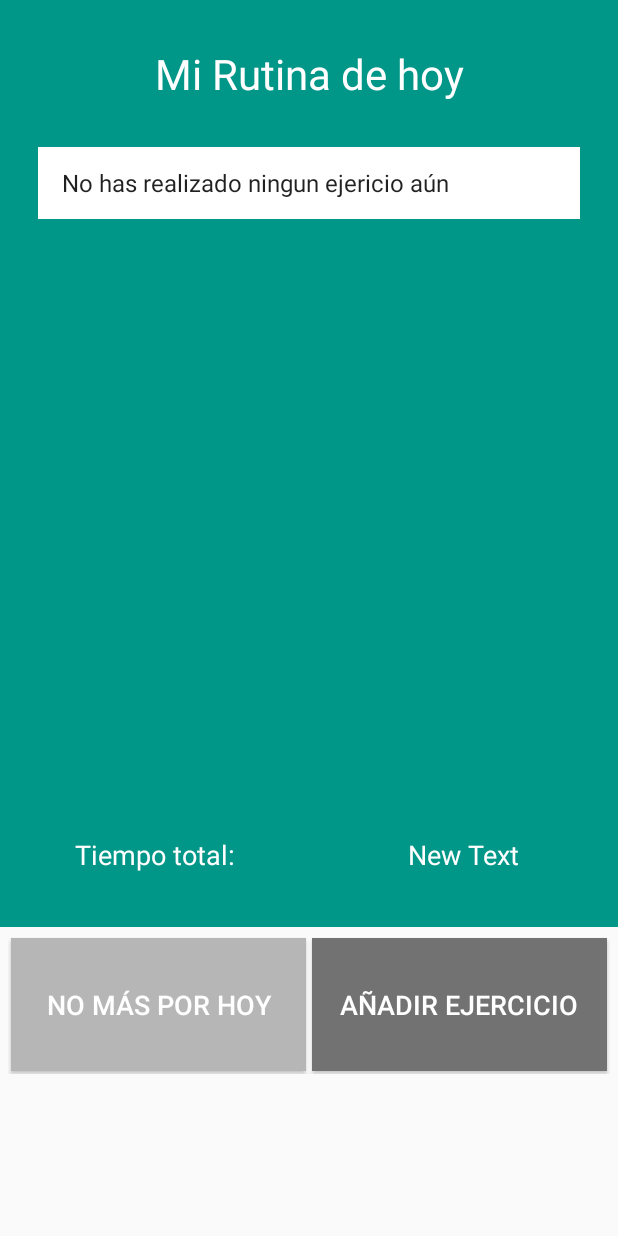
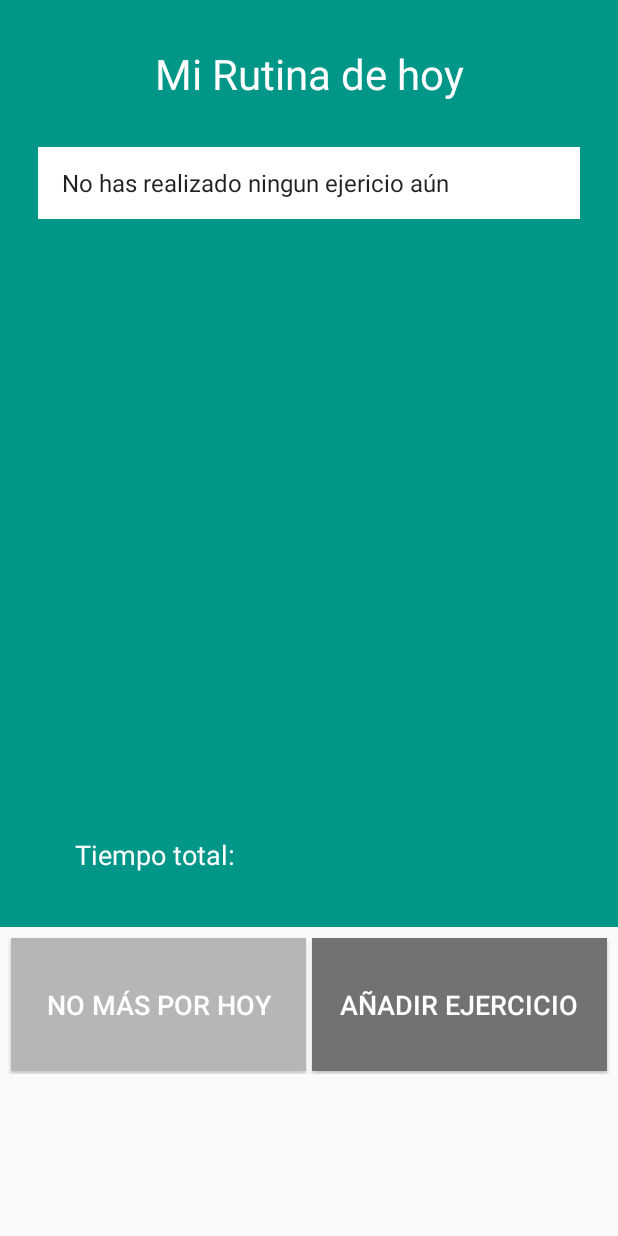
Before and after one commit to elPintozo/MyApp, an Android app: the MiRutinaController screen opened directly, with no data from a screen before it, on a phone screen of 412 x 824 dp. Run offline under Robolectric (Android 15) with nearby library versions, the phone set to English and light mode, and no system bars.

Commit message:
se mejoraron cosas visuales

```diff
--- a/app/src/main/java/com/thepintozo/myappgym/SeleccionarEjercicioController.java
+++ b/app/src/main/java/com/thepintozo/myappgym/SeleccionarEjercicioController.java
@@ -62,7 +62,7 @@ public class SeleccionarEjercicioController extends AppCompatActivity {
                 finish();
                 Intent i2 = new Intent(SeleccionarEjercicioController.this, ComenzarEjercicioController.class);
                 i2.putExtra("idMusculo",idMusculo);
-                i2.putExtra("idEjercicio",ejercicios.get(i-1).idEjercicio);//<-----
+                i2.putExtra("idEjercicio",ejercicios.get(i).idEjercicio);//<-----
                 i2.putExtra("idRutina",idRutina);
                 startActivity(i2);
             }
--- a/app/src/main/java/com/thepintozo/myappgym/SeleccionarMusculoController.java
+++ b/app/src/main/java/com/thepintozo/myappgym/SeleccionarMusculoController.java
@@ -20,6 +20,7 @@ public class SeleccionarMusculoController extends AppCompatActivity {
     private Button btnVolver;
     private int idRutina;
     private ListView listaSeleccionarMusculo;
+    private ArrayList<Musculo> musculos;
     @Override
     protected void onCreate(Bundle savedInstanceState) {
         super.onCreate(savedInstanceState);
@@ -52,7 +53,7 @@ public class SeleccionarMusculoController extends AppCompatActivity {
                 finish();
                 Intent i2 = new Intent(SeleccionarMusculoController.this, SeleccionarEjercicioController.class);
                 i2.putExtra("idRutina", idRutina);
-                i2.putExtra("idMusculo", i+1);
+                i2.putExtra("idMusculo", musculos.get(i).idMusculo);
                 startActivity(i2);
                 //--
             }
@@ -76,7 +77,7 @@ public class SeleccionarMusculoController extends AppCompatActivity {
 
         ArrayAdapter<String> adaptador;
         InfoMusculoSinConexion inf = new InfoMusculoSinConexion(this);
-        ArrayList<Musculo> musculos = inf.obtenerMusculos();
+        musculos = inf.obtenerMusculos();
 
         if(musculos!=null){
             String[] Ejercicios = {"Hay info"};
--- a/app/src/main/res/layout/activity_mi_rutina_controller.xml
+++ b/app/src/main/res/layout/activity_mi_rutina_controller.xml
@@ -65,7 +65,6 @@
             <TextView
                 android:layout_width="match_parent"
                 android:layout_height="match_parent"
-                android:text="New Text"
                 android:id="@+id/txtTiempoTotalRutina"
                 android:layout_weight="1"
                 style="@style/styleSubTittle" />
```
